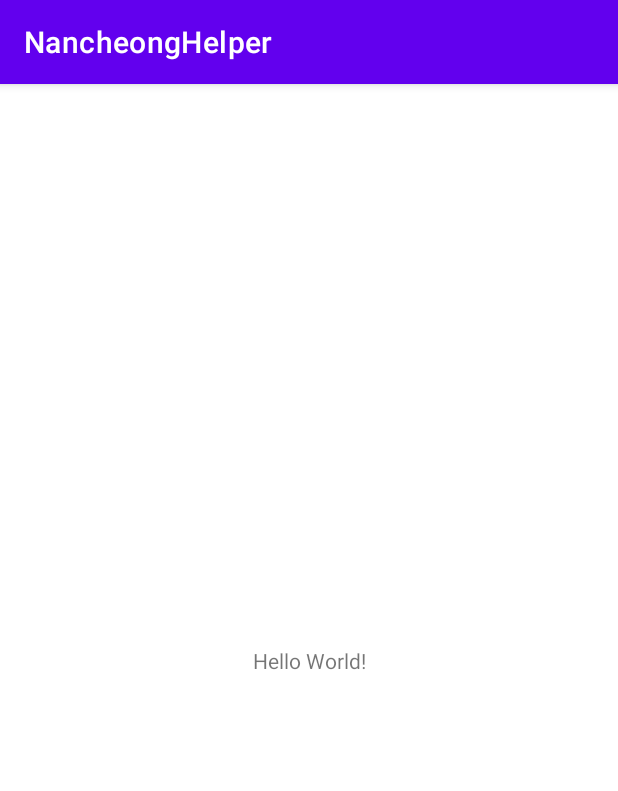
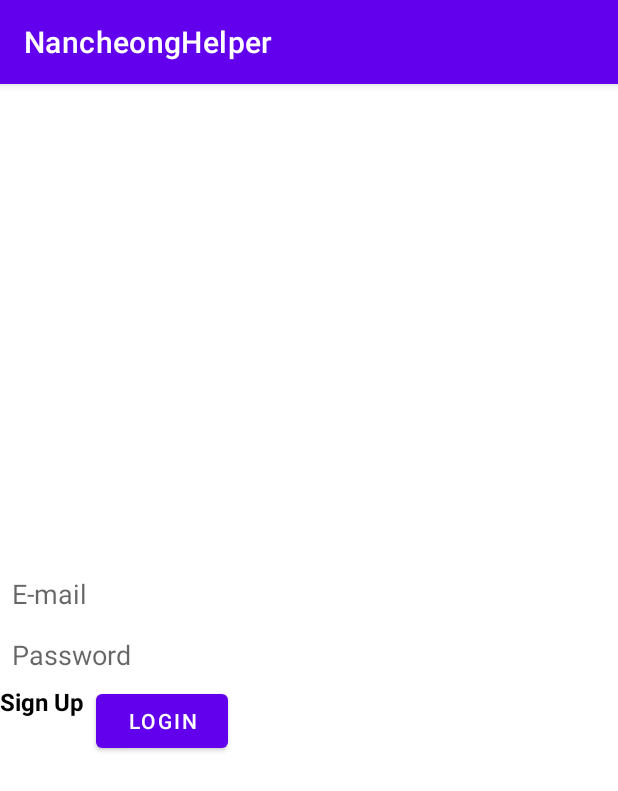
Before and after one commit to seulzz6/2021Software_NancheongHelper, an Android app: the screen it shows after launch (MainActivity), on a phone screen of 412 x 824 dp. Shown: the top 791 px of the screen. Run offline under Robolectric (Android 15) with nearby library versions, the phone set to English and light mode, and no system bars.

Commit message:
fisebase signin

```diff
--- a/app/build.gradle
+++ b/app/build.gradle
@@ -7,7 +7,7 @@ android {
 
     defaultConfig {
         applicationId "com.example.nancheonghelper"
-        minSdkVersion 16
+        minSdkVersion 21
         targetSdkVersion 30
         versionCode 1
         versionName "1.0"
--- a/app/src/main/AndroidManifest.xml
+++ b/app/src/main/AndroidManifest.xml
@@ -9,6 +9,7 @@
         android:roundIcon="@mipmap/ic_launcher_round"
         android:supportsRtl="true"
         android:theme="@style/Theme.NancheongHelper">
+        <activity android:name=".SingupActivity"></activity>
         <activity android:name=".MainActivity">
             <intent-filter>
                 <action android:name="android.intent.action.MAIN" />
--- a/app/src/main/java/com/example/nancheonghelper/MainActivity.java
+++ b/app/src/main/java/com/example/nancheonghelper/MainActivity.java
@@ -3,12 +3,35 @@ package com.example.nancheonghelper;
 import androidx.appcompat.app.AppCompatActivity;
 
 import android.os.Bundle;
+import android.view.View;
+import android.widget.EditText;
 
-public class MainActivity extends AppCompatActivity {
+public class MainActivity extends AppCompatActivity implements View.OnClickListener {
+    private EditText mEmail, mPassword;
 
     @Override
     protected void onCreate(Bundle savedInstanceState) {
         super.onCreate(savedInstanceState);
         setContentView(R.layout.activity_main);
+
+        mEmail = findViewById(R.id.login_email);
+        mPassword = findViewById(R.id.login_password);
+
+        //id는 View의 고유 번호
+        findViewById(R.id.login_signup).setOnClickListener(this);
+        findViewById(R.id.login_success).setOnClickListener(this);
+    }
+
+    @Override
+    public void onClick(View v) {
+        switch (v.getId()) {
+            case R.id.login_signup:
+
+                break;
+
+            case R.id.login_success:
+
+                break;
+        }
     }
 }
--- a/app/src/main/res/layout/activity_main.xml
+++ b/app/src/main/res/layout/activity_main.xml
@@ -1,18 +1,54 @@
 <?xml version="1.0" encoding="utf-8"?>
-<androidx.constraintlayout.widget.ConstraintLayout xmlns:android="http://schemas.android.com/apk/res/android"
+<LinearLayout xmlns:android="http://schemas.android.com/apk/res/android"
     xmlns:app="http://schemas.android.com/apk/res-auto"
     xmlns:tools="http://schemas.android.com/tools"
     android:layout_width="match_parent"
     android:layout_height="match_parent"
+    android:orientation="vertical"
+    android:gravity="center_vertical"
     tools:context=".MainActivity">
 
-    <TextView
+    <EditText
+        android:id="@+id/login_email"
         android:layout_width="wrap_content"
         android:layout_height="wrap_content"
-        android:text="Hello World!"
-        app:layout_constraintBottom_toBottomOf="parent"
-        app:layout_constraintLeft_toLeftOf="parent"
-        app:layout_constraintRight_toRightOf="parent"
-        app:layout_constraintTop_toTopOf="parent" />
+        android:layout_margin="8dp"
+        android:background="@null"
+        android:hint="E-mail" />
 
-</androidx.constraintlayout.widget.ConstraintLayout>
+    <EditText
+        android:id="@+id/login_password"
+        android:layout_width="wrap_content"
+        android:layout_height="wrap_content"
+        android:layout_margin="8dp"
+        android:background="@null"
+        android:hint="Password" />
+
+    <LinearLayout
+        android:layout_width="wrap_content"
+        android:layout_height="wrap_content"
+        android:gravity="end"
+        android:orientation="horizontal" >
+
+        <TextView
+            android:id="@+id/login_signup"
+            android:layout_width="wrap_content"
+            android:layout_height="wrap_content"
+            android:text="Sign Up"
+            android:textStyle="bold"
+            android:textSize="16sp"
+            android:textColor="@color/black"
+            android:layout_marginEnd="8dp"
+            android:layout_marginRight="8dp" />
+
+        <Button
+            android:id="@+id/login_success"
+            android:layout_width="wrap_content"
+            android:layout_height="wrap_content"
+            android:layout_marginEnd="8dp"
+            android:text="Login"
+            android:layout_gravity="end"
+            android:layout_marginRight="8dp" />
+    </LinearLayout>
+
+</LinearLayout>
```
Also changed, not shown: app/src/main/java/com/example/nancheonghelper/SingupActivity.java (added, +27 -0 lines), app/src/main/res/layout/activity_singup.xml (added, +37 -0 lines).
